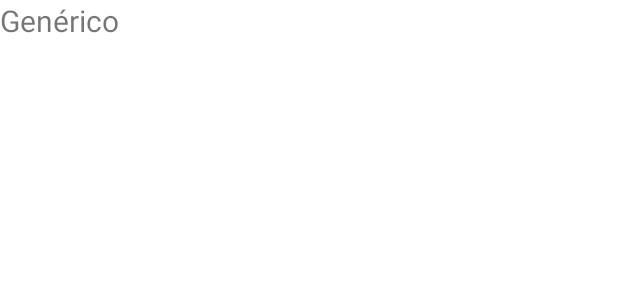
After one commit to MSebas55/FirstRecycle, an Android app: the layout row.xml on its own in the app's theme, with its tools: preview values and no code run, on a phone screen of 412 x 824 dp. The commit adds this screen. Shown: the top 300 px of the screen. Run offline under Robolectric (Android 15) with nearby library versions, the phone set to English and light mode, and no system bars.

Commit message:
Casi acabado el recycle view

```diff
--- /dev/null
+++ b/FirstRecycle/app/src/main/res/layout/row.xml
@@ -0,0 +1,17 @@
+<?xml version="1.0" encoding="utf-8"?>
+<LinearLayout
+    android:layout_width="match_parent"
+    android:layout_height="wrap_content"
+    android:orientation="vertical"
+    xmlns:android="http://schemas.android.com/apk/res/android">
+
+    <TextView
+        android:id="@+id/divisa"
+        android:layout_width="wrap_content"
+        android:layout_height="match_parent"
+        android:text="Genérico"
+        android:textSize="20sp"
+        android:gravity="center"
+        android:textAlignment="center"
+        />
+</LinearLayout>
```
Also changed, not shown: FirstRecycle/app/src/main/java/com/MSebas55/FirstRecycle/Adaptador.java (added, +122 -0 lines), FirstRecycle/app/src/main/java/com/MSebas55/FirstRecycle/MainActivity.java (+47 -12 lines).
